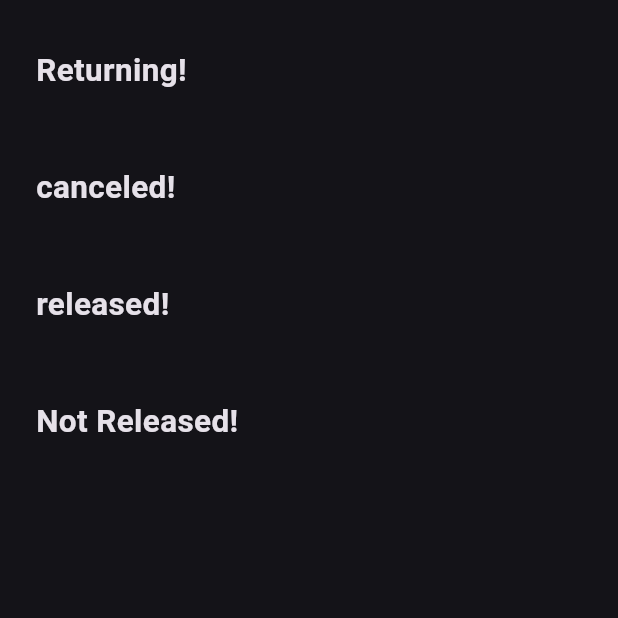
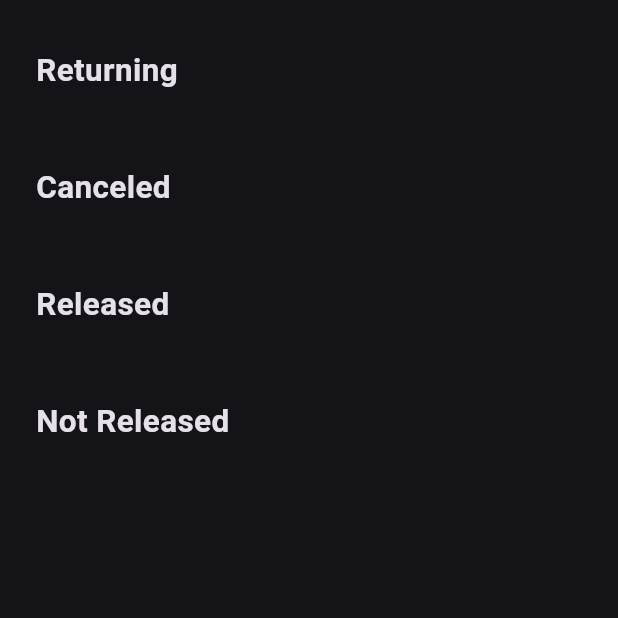
Before and after one commit to Akisan98/Binge, a Flutter app: the screen it shows after launch, swiped to page 3, on a phone screen of 412 x 824 dp, the top half of it. Run offline on Flutter 3.47's test engine with Material 2 defaults, Android fonts, the phone set to English and light mode, and no system bars; our stand-ins replace auto_size_text, cached_network_image, flutter_dotenv, hive, hive_flutter, infinite_scroll_pagination and 3 more; missing offline and left inert: dart:ffi, progress_indicator; accounts and stored records are empty; network calls fail.

Commit message:
My Library

```diff
--- a/lib/pages/my_library.dart
+++ b/lib/pages/my_library.dart
@@ -14,33 +14,23 @@ class MyLibrary extends StatelessWidget {
 
   @override
   Widget build(BuildContext context) => SafeArea(
-        child: SizedBox.expand(
         child: ValueListenableBuilder<Box<MediaContent>>(
           valueListenable: Hive.box<MediaContent>('myBox').listenable(),
-            builder: (context, box, widget) => ListView.builder(
-              itemCount: 7,
-              itemBuilder: (context, index) {
-                switch (index) {
-                  case 0:
-                    return Todays(
+          builder: (context, box, widget) => Expanded(
+            child: SingleChildScrollView(
+              child: Column(
+                mainAxisSize: MainAxisSize.min,
+                children: [
+                  Todays(
                     db: box,
-                    );
-                  case 1:
-                    return CountDown(db: box);
-                  case 2:
-                    return Returning(db: box);
-                  case 3:
-                    return Canceled(db: box);
-                  case 4:
-                    return SizedBox.shrink(); //Aired(db: box);
-                  case 5:
-                    return Released(db: box);
-                  case 6:
-                    return NotReleased(db: box);
-                  default:
-                    return const Text("This shouldn't happen...");
-                }
-              },
+                  ),
+                  CountDown(db: box),
+                  Returning(db: box),
+                  Canceled(db: box),
+                  const SizedBox.shrink(), //Aired(db: box)
+                  Released(db: box), NotReleased(db: box)
+                ],
+              ),
             ),
           ),
         ),
@@ -63,8 +53,7 @@ class Todays extends StatelessWidget {
 
   @override
   Widget build(BuildContext context) {
-    final items = db.values.where(
-      (element) =>
+    final items = db.values.where((element) =>
         (element.nextRelease != null && element.nextRelease != '') &&
         DateTime.now()
                 .difference(DateTime.parse(element.nextRelease!))
@@ -73,8 +62,7 @@ class Todays extends StatelessWidget {
         DateTime.now()
                 .difference(DateTime.parse(element.nextRelease!))
                 .inHours <=
-              24,
-    );
+            24);
 
     return items.isNotEmpty
         ? Padding(
@@ -85,25 +73,26 @@ class Todays extends StatelessWidget {
                 const Padding(
                   padding: EdgeInsets.only(left: 8, bottom: 16),
                   child: Text(
-                    'Today!',
+                    'Today',
                     textScaleFactor: 1.5,
                     style: TextStyle(
                       fontWeight: FontWeight.bold,
                     ),
                   ),
                 ),
-                Wrap(
-                  children: [
-                    for (var i = 0; i < items.length; i++)
                 SizedBox(
                   height: 206,
-                        child: PosterCard(
-                          item: toRes(items.elementAt(i)),
-                          index: i,
+                  child: ListView.builder(
+                    shrinkWrap: true,
+                    //physics: NeverScrollableScrollPhysics(),
+                    scrollDirection: Axis.horizontal,
+                    itemCount: items.length,
+                    itemBuilder: (context, index) => PosterCard(
+                      item: toRes(items.elementAt(index)),
+                      index: index,
                       listName: 'todays',
                     ),
                   ),
-                  ],
                 )
               ],
             ),
@@ -136,7 +125,7 @@ class CountDown extends StatelessWidget {
         return false;
       }
     }).toList();
-    items.sort(((a, b) {
+    items.sort((a, b) {
       if (a.nextRelease == null || a.nextRelease == '') {
         return -1;
       }
@@ -145,47 +134,51 @@ class CountDown extends StatelessWidget {
       }
 
       return a.nextRelease!.compareTo(b.nextRelease!);
-    }));
+    });
 
-    return Wrap(
-      children: [
-        for (var i = 0; i < items.length; i++)
-          SizedBox(
+    return SizedBox(
+      height: 170.0 * items.length,
+      child: ListView.builder(
+        shrinkWrap: true,
+        physics: NeverScrollableScrollPhysics(),
+        itemCount: items.length,
+        itemBuilder: (context, index) => SizedBox(
           height: 170,
           child: DBContent(
             countDown: true,
-              item: items.elementAt(i),
-              index: i,
+            item: items.elementAt(index),
+            index: index,
           ),
         ),
-      ],
+      ),
     );
   }
 }
 
-class Aired extends StatelessWidget {
-  const Aired({Key? key, required this.db}) : super(key: key);
+class Returning extends StatelessWidget {
+  const Returning({Key? key, required this.db}) : super(key: key);
 
   final Box<MediaContent> db;
 
-  // Returning Series, Ended, Canceled
-
+  // Returning Series, Ended, Canceled, Released, Post Production, In Production
   @override
   Widget build(BuildContext context) {
     final items = db.values.where((element) {
-      if (element.nextRelease != null && element.nextRelease != '') {
-        if (DateTime.now()
-                .difference(DateTime.parse(element.nextRelease!))
+      if (element.type == MediaType.tvSeries &&
+          (element.nextRelease == null ||
+              element.nextRelease == '' ||
+              (DateTime.now()
+                      .difference(
+                        DateTime.parse(element.nextRelease ?? '2022-01-01'),
+                      )
                       .inDays >
-            0) {
+                  0)) &&
+          element.status == 'Returning Series') {
         return true;
       }
+
       return false;
-      }
-      return true;
     });
-
-    items.forEach((item) => log(item.toString()));
 
     return Padding(
       padding: const EdgeInsets.only(top: 32, left: 16),
@@ -195,27 +188,38 @@ class Aired extends StatelessWidget {
           const Padding(
             padding: EdgeInsets.only(left: 8, bottom: 16),
             child: Text(
-              'Aired!',
+              'Returning',
               textScaleFactor: 1.5,
               style: TextStyle(
                 fontWeight: FontWeight.bold,
               ),
             ),
           ),
-          Wrap(
-            children: [
-              for (var i = 0; i < items.length; i++)
+
           SizedBox(
-                  height: 200,
+            height: 174.0 * ((items.length / 4).ceil()),
+            child: Padding(
+              padding: EdgeInsets.only(right: 8),
+              child: GridView.builder(
+                shrinkWrap: true,
+                physics: NeverScrollableScrollPhysics(),
+                gridDelegate: const SliverGridDelegateWithFixedCrossAxisCount(
+                  childAspectRatio: 0.53,
+                  crossAxisCount: 4,
+                ),
+                itemCount: items.length,
+                itemBuilder: (context, index) => SizedBox(
+                  height: 160,
                   child: PosterCard(
                     scaleFactor: 0.8,
-                    item: toRes(items.elementAt(i)),
-                    index: i,
-                    listName: 'aired',
+                    item: toRes(items.elementAt(index)),
+                    index: index,
+                    listName: 'Returning',
                   ),
                 ),
-            ],
-          )
+              ),
+            ),
+          ),
         ],
       ),
     );
@@ -246,27 +250,35 @@ class Canceled extends StatelessWidget {
           const Padding(
             padding: EdgeInsets.only(left: 8, bottom: 16),
             child: Text(
-              'canceled!',
+              'Canceled',
               textScaleFactor: 1.5,
               style: TextStyle(
                 fontWeight: FontWeight.bold,
               ),
             ),
           ),
-          Wrap(
-            children: [
-              for (var i = 0; i < items.length; i++)
+
           SizedBox(
-                  height: 200,
-                  child: PosterCard(
+            height: 174.0 * ((items.length / 4).ceil()),
+            child: Padding(
+              padding: EdgeInsets.only(right: 8),
+              child: GridView.builder(
+                shrinkWrap: true,
+                physics: NeverScrollableScrollPhysics(),
+                gridDelegate: const SliverGridDelegateWithFixedCrossAxisCount(
+                  childAspectRatio: 0.53,
+                  crossAxisCount: 4,
+                ),
+                itemCount: items.length,
+                itemBuilder: (context, index) => PosterCard(
                   scaleFactor: 0.8,
-                    item: toRes(items.elementAt(i)),
-                    index: i,
+                  item: toRes(items.elementAt(index)),
+                  index: index,
                   listName: 'canceled',
                 ),
               ),
-            ],
-          )
+            ),
+          ),
         ],
       ),
     );
@@ -299,91 +311,42 @@ class Released extends StatelessWidget {
           const Padding(
             padding: EdgeInsets.only(left: 8, bottom: 16),
             child: Text(
-              'released!',
+              'Released',
               textScaleFactor: 1.5,
               style: TextStyle(
                 fontWeight: FontWeight.bold,
               ),
             ),
           ),
-          Wrap(
-            children: [
-              for (var i = 0; i < items.length; i++)
+
           SizedBox(
-                  height: 200,
-                  child: PosterCard(
+            height: 174.0 * ((items.length / 4).ceil()),
+            child: Padding(
+              padding: EdgeInsets.only(right: 8),
+              child: GridView.builder(
+                shrinkWrap: true,
+                physics: NeverScrollableScrollPhysics(),
+                gridDelegate: const SliverGridDelegateWithFixedCrossAxisCount(
+                  childAspectRatio: 0.53,
+                  crossAxisCount: 4,
+                ),
+                itemCount: items.length,
+                itemBuilder: (context, index) => PosterCard(
                   scaleFactor: 0.8,
-                    item: toRes(items.elementAt(i)),
-                    index: i,
+                  item: toRes(items.elementAt(index)),
+                  index: index,
                   listName: 'released',
                 ),
               ),
-            ],
-          )
+            ),
+          ),
         ],
       ),
     );
   }
 }
 
-class Returning extends StatelessWidget {
-  const Returning({Key? key, required this.db}) : super(key: key);
 
-  final Box<MediaContent> db;
-
-  // Returning Series, Ended, Canceled, Released, Post Production, In Production
-  @override
-  Widget build(BuildContext context) {
-    final items = db.values.where((element) {
-      if (element.type == MediaType.tvSeries &&
-          (element.nextRelease == null ||
-              element.nextRelease == '' ||
-              (DateTime.now()
-                      .difference(
-                          DateTime.parse(element.nextRelease ?? '2022-01-01'))
-                      .inDays >
-                  0)) &&
-          element.status == 'Returning Series') {
-        return true;
-      }
-
-      return false;
-    });
-
-    return Padding(
-      padding: const EdgeInsets.only(top: 32, left: 16),
-      child: Column(
-        crossAxisAlignment: CrossAxisAlignment.start,
-        children: [
-          const Padding(
-            padding: EdgeInsets.only(left: 8, bottom: 16),
-            child: Text(
-              'Returning!',
-              textScaleFactor: 1.5,
-              style: TextStyle(
-                fontWeight: FontWeight.bold,
-              ),
-            ),
-          ),
-          Wrap(
-            children: [
-              for (var i = 0; i < items.length; i++)
-                SizedBox(
-                  height: 200,
-                  child: PosterCard(
-                    scaleFactor: 0.8,
-                    item: toRes(items.elementAt(i)),
-                    index: i,
-                    listName: 'Returning',
-                  ),
-                ),
-            ],
-          )
-        ],
-      ),
-    );
-  }
-}
 
 class NotReleased extends StatelessWidget {
   const NotReleased({Key? key, required this.db}) : super(key: key);
@@ -416,27 +379,35 @@ class NotReleased extends StatelessWidget {
           const Padding(
             padding: EdgeInsets.only(left: 8, bottom: 16),
             child: Text(
-              'Not Released!',
+              'Not Released',
               textScaleFactor: 1.5,
               style: TextStyle(
                 fontWeight: FontWeight.bold,
               ),
             ),
           ),
-          Wrap(
-            children: [
-              for (var i = 0; i < items.length; i++)
+
           SizedBox(
-                  height: 200,
-                  child: PosterCard(
+            height: 174.0 * ((items.length / 4).ceil()),
+            child: Padding(
+              padding: EdgeInsets.only(right: 8),
+              child: GridView.builder(
+                shrinkWrap: true,
+                physics: NeverScrollableScrollPhysics(),
+                gridDelegate: const SliverGridDelegateWithFixedCrossAxisCount(
+                  childAspectRatio: 0.53,
+                  crossAxisCount: 4,
+                ),
+                itemCount: items.length,
+                itemBuilder: (context, index) => PosterCard(
                   scaleFactor: 0.8,
-                    item: toRes(items.elementAt(i)),
-                    index: i,
+                  item: toRes(items.elementAt(index)),
+                  index: index,
                   listName: 'not_released',
                 ),
               ),
-            ],
-          )
+            ),
+          ),
         ],
       ),
     );
--- a/lib/views/poster_card.dart
+++ b/lib/views/poster_card.dart
@@ -44,9 +44,6 @@ class PosterCard extends StatelessWidget {
           color: Colors.transparent,
           shadowColor: Colors.transparent,
           margin: const EdgeInsets.fromLTRB(6, 8, 6, 8),
-          child: SizedBox(
-            width: scaleFactor != null ? scaleFactor! * 92 : 92,
-            height: scaleFactor != null ? scaleFactor! * 138 : 138,
             child: Column(
               mainAxisSize: MainAxisSize.min,
               children: [
@@ -76,8 +73,7 @@ class PosterCard extends StatelessWidget {
                     ),
                   ),
                 ),
-              ],
-            ),
+            ],
           ),
         ),
       );
```
Lines whose indentation alone changed are shown as unchanged.
